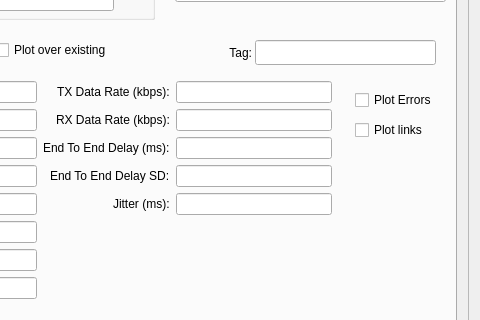
Qt form src/gui/mainwindow.ui (dcentelles/comms_log_parser) before a commit; both pictures show x 420 to 900 and y 374 to 694 of the 900 by 785 pixel window.
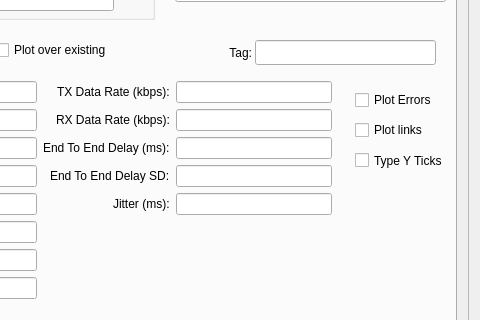
The same form after that commit.

Commit message: add new format for event type

What changed in the file:
```diff
--- a/src/gui/mainwindow.ui
+++ b/src/gui/mainwindow.ui
@@ -41,7 +41,7 @@
          <x>0</x>
          <y>0</y>
          <width>880</width>
-         <height>673</height>
+         <height>677</height>
         </rect>
        </property>
        <property name="minimumSize">
@@ -1254,6 +1254,19 @@
              <string>Plot links</string>
             </property>
            </widget>
+           <widget class="QCheckBox" name="yStringTicksCheckBox">
+            <property name="geometry">
+             <rect>
+              <x>750</x>
+              <y>430</y>
+              <width>101</width>
+              <height>21</height>
+             </rect>
+            </property>
+            <property name="text">
+             <string>Type Y Ticks</string>
+            </property>
+           </widget>
           </widget>
           <widget class="QWidget" name="tab_2">
            <attribute name="title">
```
Left out of the diff: 2 changed lines with no effect on the pictures. The commit also changes 6 other files.
